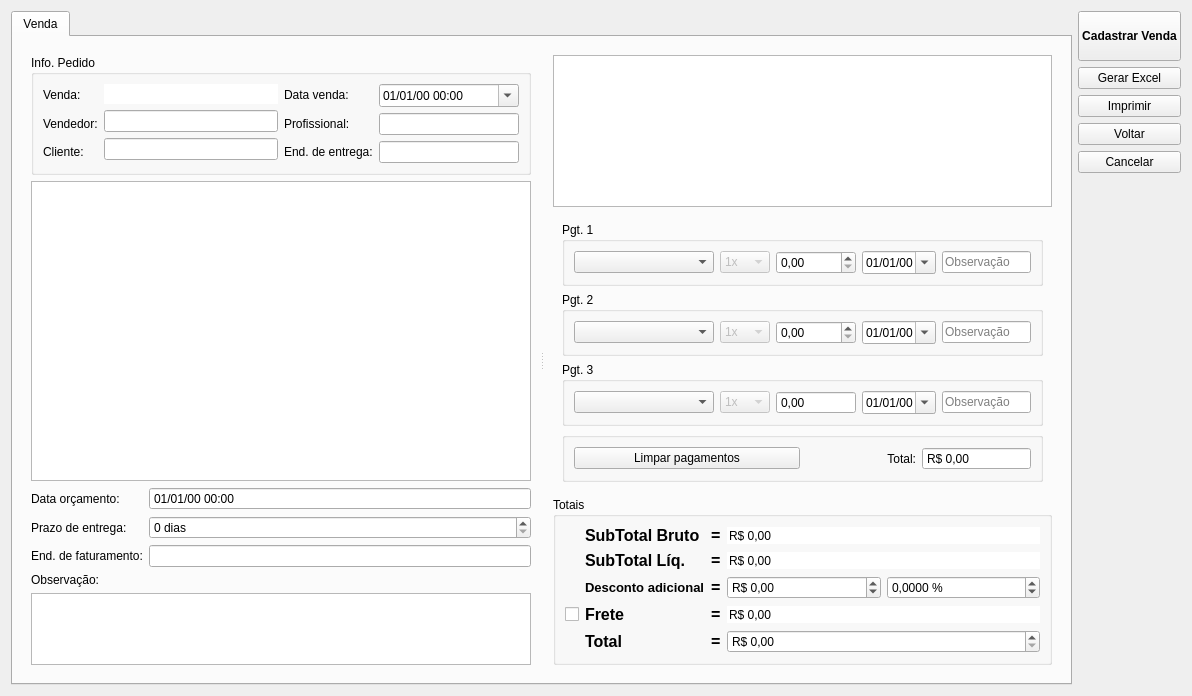
This is ui/venda.ui in lellisls/ERP-STACCATO as Qt 5 draws it before an edit. The edited form follows.
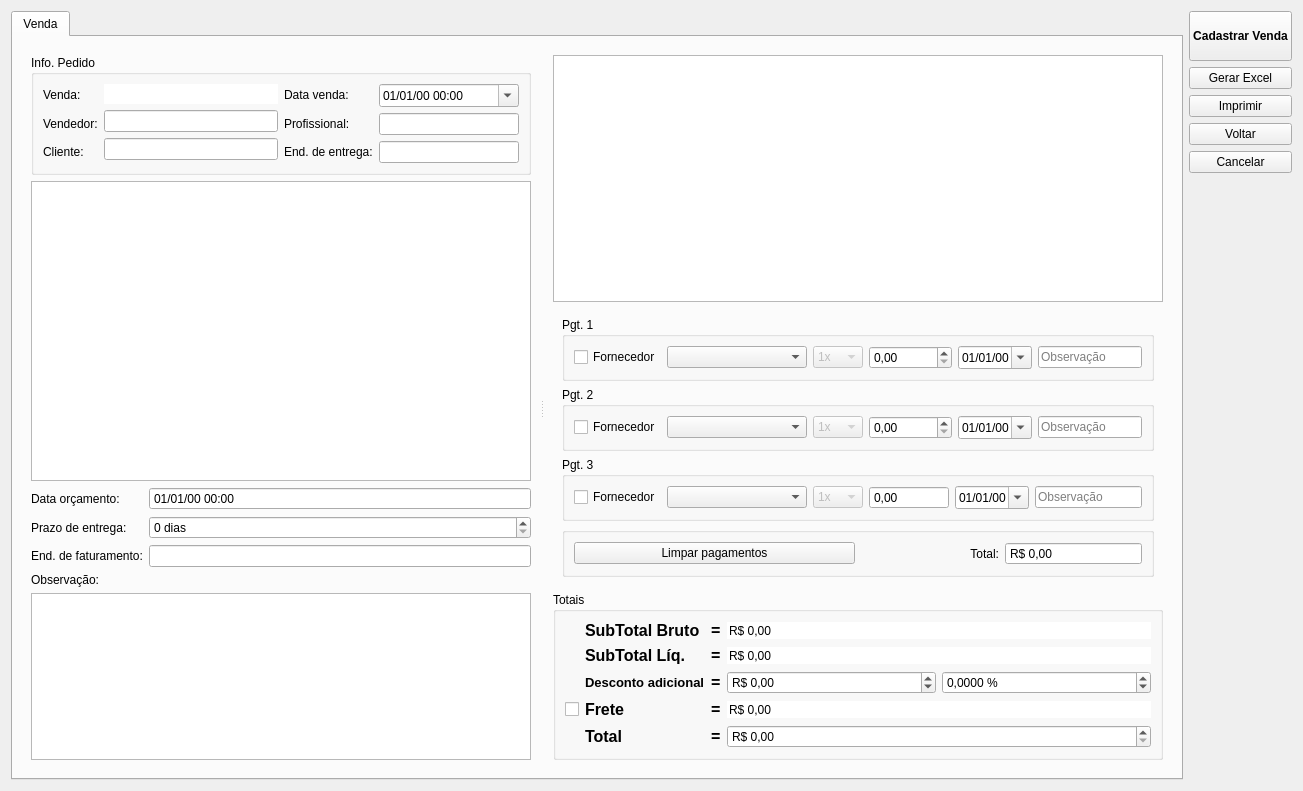
This is the edited form. Custom widgets are drawn as their Qt base class.

Commit message: Refatoração e adição de desconto na Venda

Diff of the .ui file:
```diff
--- a/ui/venda.ui
+++ b/ui/venda.ui
@@ -6,8 +6,8 @@
    <rect>
     <x>0</x>
     <y>0</y>
-    <width>1192</width>
-    <height>694</height>
+    <width>1303</width>
+    <height>791</height>
    </rect>
   </property>
   <property name="windowTitle">
@@ -740,7 +740,7 @@
                 <layout class="QGridLayout" name="gridLayout_11">
                  <item row="0" column="0">
                   <layout class="QGridLayout" name="gridLayout_5">
-                   <item row="0" column="3">
+                   <item row="0" column="4">
                     <widget class="QDateEdit" name="dateEditPgt1">
                      <property name="sizePolicy">
                       <sizepolicy hsizetype="Preferred" vsizetype="Fixed">
@@ -756,7 +756,7 @@
                      </property>
                     </widget>
                    </item>
-                   <item row="0" column="2">
+                   <item row="0" column="3">
                     <widget class="QDoubleSpinBox" name="doubleSpinBoxPgt1">
                      <property name="sizePolicy">
                       <sizepolicy hsizetype="Expanding" vsizetype="Fixed">
@@ -778,7 +778,7 @@
                      </property>
                     </widget>
                    </item>
-                   <item row="0" column="1">
+                   <item row="0" column="2">
                     <widget class="QComboBox" name="comboBoxPgt1Parc">
                      <property name="enabled">
                       <bool>false</bool>
@@ -841,7 +841,7 @@
                      </item>
                     </widget>
                    </item>
-                   <item row="0" column="0">
+                   <item row="0" column="1">
                     <widget class="QComboBox" name="comboBoxPgt1">
                      <property name="minimumSize">
                       <size>
@@ -851,13 +851,20 @@
                      </property>
                     </widget>
                    </item>
-                   <item row="0" column="4">
+                   <item row="0" column="5">
                     <widget class="QLineEdit" name="lineEditPgt1">
                      <property name="placeholderText">
                       <string>Observação</string>
                      </property>
                     </widget>
                    </item>
+                   <item row="0" column="0">
+                    <widget class="QCheckBox" name="checkBox">
+                     <property name="text">
+                      <string>Fornecedor</string>
+                     </property>
+                    </widget>
+                   </item>
                   </layout>
                  </item>
                 </layout>
@@ -877,7 +884,7 @@
                 <layout class="QGridLayout" name="gridLayout_12">
                  <item row="0" column="0">
                   <layout class="QGridLayout" name="gridLayout_4">
-                   <item row="0" column="2">
+                   <item row="0" column="3">
                     <widget class="QDoubleSpinBox" name="doubleSpinBoxPgt2">
                      <property name="sizePolicy">
                       <sizepolicy hsizetype="Expanding" vsizetype="Fixed">
@@ -899,7 +906,7 @@
                      </property>
                     </widget>
                    </item>
-                   <item row="0" column="1">
+                   <item row="0" column="2">
                     <widget class="QComboBox" name="comboBoxPgt2Parc">
                      <property name="enabled">
                       <bool>false</bool>
@@ -962,7 +969,7 @@
                      </item>
                     </widget>
                    </item>
-                   <item row="0" column="0">
+                   <item row="0" column="1">
                     <widget class="QComboBox" name="comboBoxPgt2">
                      <property name="minimumSize">
                       <size>
@@ -972,7 +979,7 @@
                      </property>
                     </widget>
                    </item>
-                   <item row="0" column="3">
+                   <item row="0" column="4">
                     <widget class="QDateEdit" name="dateEditPgt2">
                      <property name="sizePolicy">
                       <sizepolicy hsizetype="Preferred" vsizetype="Fixed">
@@ -988,13 +995,20 @@
                      </property>
                     </widget>
                    </item>
-                   <item row="0" column="4">
+                   <item row="0" column="5">
                     <widget class="QLineEdit" name="lineEditPgt2">
                      <property name="placeholderText">
                       <string>Observação</string>
                      </property>
                     </widget>
                    </item>
+                   <item row="0" column="0">
+                    <widget class="QCheckBox" name="checkBox_2">
+                     <property name="text">
+                      <string>Fornecedor</string>
+                     </property>
+                    </widget>
+                   </item>
                   </layout>
                  </item>
                 </layout>
@@ -1014,7 +1028,7 @@
                 <layout class="QGridLayout" name="gridLayout_13">
                  <item row="0" column="0">
                   <layout class="QGridLayout" name="gridLayout_3">
-                   <item row="0" column="1">
+                   <item row="0" column="2">
                     <widget class="QComboBox" name="comboBoxPgt3Parc">
                      <property name="enabled">
                       <bool>false</bool>
@@ -1077,7 +1091,7 @@
                      </item>
                     </widget>
                    </item>
-                   <item row="0" column="0">
+                   <item row="0" column="1">
                     <widget class="QComboBox" name="comboBoxPgt3">
                      <property name="minimumSize">
                       <size>
@@ -1087,7 +1101,7 @@
                      </property>
                     </widget>
                    </item>
-                   <item row="0" column="3">
+                   <item row="0" column="4">
                     <widget class="QDateEdit" name="dateEditPgt3">
                      <property name="sizePolicy">
                       <sizepolicy hsizetype="Preferred" vsizetype="Fixed">
@@ -1106,7 +1120,7 @@
                      </property>
                     </widget>
                    </item>
-                   <item row="0" column="2">
+                   <item row="0" column="3">
                     <widget class="QDoubleSpinBox" name="doubleSpinBoxPgt3">
                      <property name="sizePolicy">
                       <sizepolicy hsizetype="Expanding" vsizetype="Fixed">
@@ -1134,13 +1148,20 @@
                      </property>
                     </widget>
                    </item>
-                   <item row="0" column="4">
+                   <item row="0" column="5">
                     <widget class="QLineEdit" name="lineEditPgt3">
                      <property name="placeholderText">
                       <string>Observação</string>
                      </property>
                     </widget>
                    </item>
+                   <item row="0" column="0">
+                    <widget class="QCheckBox" name="checkBox_3">
+                     <property name="text">
+                      <string>Fornecedor</string>
+                     </property>
+                    </widget>
+                   </item>
                   </layout>
                  </item>
                 </layout>
```
The commit also changes 2 other files.
